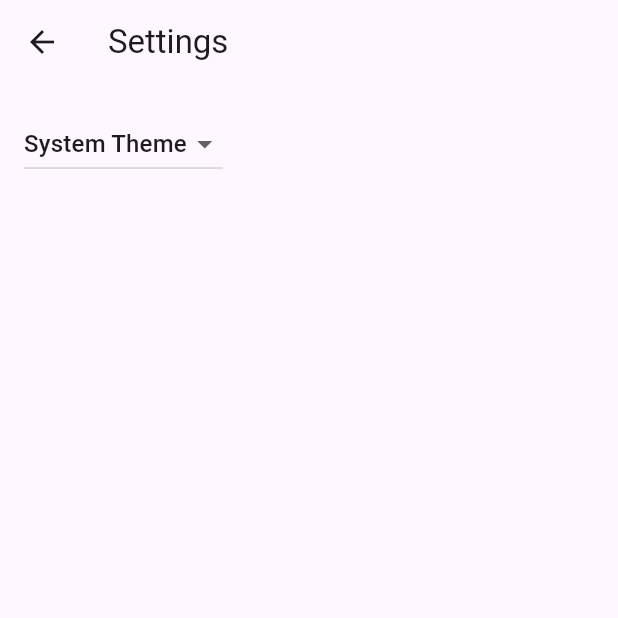
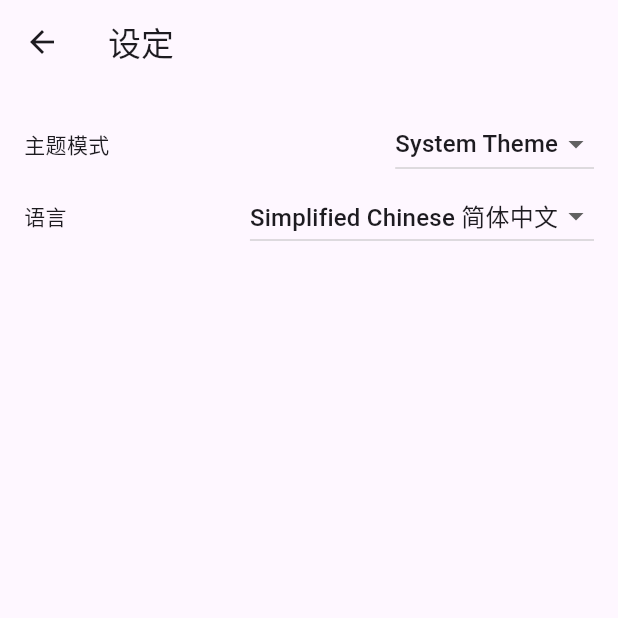
Before and after one commit to michaelchiew08/church-tool, a Flutter app: the screen it shows after launch, after a tap on the "settings" icon, on a phone screen of 412 x 824 dp, the top half of it. Run offline on Flutter 3.47's test engine with Material 3 defaults, Android fonts, the light colour scheme and no system bars; our stand-ins replace flutter_hooks, flutter_riverpod, hooks_riverpod, shared_preferences; missing offline and left inert: lpinyin; generated files the repository leaves out were written again.

Commit message:
Add chinese localization

```diff
--- a/lib/app/church_tool.dart
+++ b/lib/app/church_tool.dart
@@ -44,8 +44,10 @@ class ChurchTool extends ConsumerWidget {
             GlobalWidgetsLocalizations.delegate,
             GlobalCupertinoLocalizations.delegate,
           ],
+          locale: settingsController.locale,
           supportedLocales: const [
             Locale('en', ''), // English, no country code
+            Locale('zh', ''), // Chinese, no country code
           ],
 
           // Use AppLocalizations to configure the correct application title
@@ -77,9 +79,13 @@ class ChurchTool extends ConsumerWidget {
                   case SampleItemListView.routeName:
                     return const SampleItemListView();
                   case PinyinConverterScreen.routeName:
-                    return const PinyinConverterScreen();
+                    return PinyinConverterScreen(
+                      settingsController: settingsController,
+                    );
                   default:
-                    return const PinyinConverterScreen();
+                    return PinyinConverterScreen(
+                      settingsController: settingsController,
+                    );
                 }
               },
             );
--- a/lib/features/pinyin_converter/pinyin_converter_screen.dart
+++ b/lib/features/pinyin_converter/pinyin_converter_screen.dart
@@ -1,17 +1,23 @@
 import 'package:church_tool/features/pinyin_converter/pinyin_converter.dart';
 import 'package:church_tool/features/pinyin_converter/pinyin_converter_notifier.dart';
+import 'package:church_tool/settings/settings_controller.dart';
 // import 'package:church_tool/features/sample_feature/sample_item_list_view.dart';
 import 'package:church_tool/settings/settings_view.dart';
 import 'package:flutter/material.dart';
+import 'package:flutter_gen/gen_l10n/app_localizations.dart';
 import 'package:flutter_hooks/flutter_hooks.dart';
 // import 'package:flutter_riverpod/flutter_riverpod.dart';
 import 'package:hooks_riverpod/hooks_riverpod.dart';
 import 'package:url_launcher/url_launcher.dart';
 
 class PinyinConverterScreen extends HookConsumerWidget {
-  const PinyinConverterScreen({super.key});
+  const PinyinConverterScreen({
+    required this.settingsController,
+    super.key,
+  });
 
   static const routeName = '/';
+  final SettingsController settingsController;
 
   @override
   Widget build(BuildContext context, WidgetRef ref) {
@@ -22,7 +28,7 @@ class PinyinConverterScreen extends HookConsumerWidget {
 
     return Scaffold(
       appBar: AppBar(
-        title: const Text('Pinyin Converter'),
+        title: Text(AppLocalizations.of(context)!.homeTitle),
         actions: [
           // IconButton(
           //   icon: const Icon(Icons.list),
@@ -35,13 +41,16 @@ class PinyinConverterScreen extends HookConsumerWidget {
           // ),
           IconButton(
             icon: const Icon(Icons.settings),
+            tooltip: AppLocalizations.of(context)!.settingsTitle,
             onPressed: () {
               Navigator.restorablePushNamed(context, SettingsView.routeName);
             },
           ),
         ],
       ),
-      body: SingleChildScrollView(
+      body: Container(
+        padding: const EdgeInsets.all(32),
+        child: SingleChildScrollView(
           child: Column(
             crossAxisAlignment: CrossAxisAlignment.start,
             children: [
@@ -50,37 +59,43 @@ class PinyinConverterScreen extends HookConsumerWidget {
                 maxLines: 10,
                 keyboardType: TextInputType.multiline,
                 controller: newTextFieldArea,
-              decoration: const InputDecoration(
-                labelText: 'Enter your text here for convertion',
+                decoration: InputDecoration(
+                  labelText: AppLocalizations.of(context)!.converterTextField,
+                  labelStyle: const TextStyle(height: 0),
                 ),
               ),
-            Row(
+              const SizedBox(),
+              Container(
+                padding: const EdgeInsets.all(16),
+                child: Row(
                   mainAxisAlignment: MainAxisAlignment.center,
                   children: [
                     ElevatedButton(
                       onPressed: () {
                         notifier.convertText(newTextFieldArea.text);
-                    newTextFieldArea.clear();
                       },
-                  child: const Text(
-                    'Convert',
-                    style: TextStyle(fontSize: 24),
+                      child: Text(
+                        AppLocalizations.of(context)!.convertButton,
+                        style: const TextStyle(fontSize: 24),
                       ),
                     ),
+                    const SizedBox(width: 20),
                     ElevatedButton(
                       onPressed: () {
                         notifier.clearState();
                         newTextFieldArea.clear();
                       },
-                  child: const Text(
-                    'Clear',
-                    style: TextStyle(fontSize: 24),
+                      child: Text(
+                        AppLocalizations.of(context)!.clearButton,
+                        style: const TextStyle(fontSize: 24),
                       ),
                     ),
                   ],
                 ),
+              ),
               Text(state),
             ],
+          ),
         ),
       ),
       bottomSheet: Row(
@@ -90,16 +105,30 @@ class PinyinConverterScreen extends HookConsumerWidget {
             child: RichText(
               textAlign: TextAlign.center,
               text: TextSpan(
-                text: 'Made with love by ',
+                text: '',
                 style: Theme.of(context).textTheme.bodySmall,
-                children: const <InlineSpan>[
+                children: <InlineSpan>[
+                  if (settingsController.locale.languageCode == 'en')
                     WidgetSpan(
                       alignment: PlaceholderAlignment.baseline,
+                      baseline: TextBaseline.alphabetic,
+                      child:
+                          Text(AppLocalizations.of(context)!.madeWithLoveText),
+                    ),
+                  const WidgetSpan(
+                    alignment: PlaceholderAlignment.middle,
                     baseline: TextBaseline.alphabetic,
                     child: LinkButton(
                       urlLabel: 'Michael Chiew',
                       url: 'https://github.com/michaelchiew08',
                     ),
+                  ),
+                  if (settingsController.locale.languageCode == 'zh')
+                    WidgetSpan(
+                      alignment: PlaceholderAlignment.baseline,
+                      baseline: TextBaseline.alphabetic,
+                      child:
+                          Text(AppLocalizations.of(context)!.madeWithLoveText),
                     ),
                 ],
               ),
--- a/lib/features/sample_feature/sample_item_list_view.dart
+++ b/lib/features/sample_feature/sample_item_list_view.dart
@@ -1,6 +1,7 @@
 import 'package:church_tool/features/features.dart';
 import 'package:church_tool/settings/settings_view.dart';
 import 'package:flutter/material.dart';
+import 'package:flutter_gen/gen_l10n/app_localizations.dart';
 
 /// Displays a list of SampleItems.
 class SampleItemListView extends StatelessWidget {
@@ -26,6 +27,7 @@ class SampleItemListView extends StatelessWidget {
         actions: [
           IconButton(
             icon: const Icon(Icons.settings),
+            tooltip: AppLocalizations.of(context)!.settingsTitle,
             onPressed: () {
               // Navigate to the settings page. If the user leaves and returns
               // to the app after it has been killed while running in the
--- /dev/null
+++ b/lib/localization/app_zh.arb
@@ -0,0 +1,38 @@
+{
+  "appTitle": "教会工具",
+  "@appTitle": {
+    "description": "软件的标题"
+  },
+  "homeTitle": "中文拼音转换器",
+  "@homeTitle": {
+    "description": ""
+  },
+  "converterTextField": "请在这里输入文字再点击转换：",
+  "@converterTextField": {
+    "description": ""
+  },
+  "convertButton": "转换",
+  "@convertButton": {
+    "description": ""
+  },
+  "clearButton": "清除",
+  "@clearButton": {
+    "description": ""
+  },
+  "settingsTitle": "设定",
+  "@settingsTitle": {
+    "description": "设定板的标题"
+  },
+  "settingsThemeTitle": "主题模式",
+  "@settingsThemeTitle": {
+    "description": "设定板的主题模式标题"
+  },
+  "settingsLanguageTitle": "语言",
+  "@settingsLanguageTitle": {
+    "description": "设定板的语言标题"
+  },
+  "madeWithLoveText": " 的 ❤️ 制作",
+  "@madeWithLoveText": {
+    "description": ""
+  }
+}
--- a/lib/settings/settings_controller.dart
+++ b/lib/settings/settings_controller.dart
@@ -1,5 +1,6 @@
 import 'package:church_tool/settings/settings_service.dart';
 import 'package:flutter/material.dart';
+import 'package:flutter_gen/gen_l10n/app_localizations.dart';
 
 /// A class that many Widgets can interact with to read user settings, update
 /// user settings, or listen to user settings changes.
@@ -19,11 +20,19 @@ class SettingsController with ChangeNotifier {
   // Allow Widgets to read the user's preferred ThemeMode.
   ThemeMode get themeMode => _themeMode;
 
+  // Make Locale a private variable so it is not updated directly without
+  // also persisting the changes with the SettingsService.
+  late Locale _locale;
+
+  // Allow Widgets to read the user's preferred Locale.
+  Locale get locale => _locale;
+
   /// Load the user's settings from the SettingsService. It may load from a
   /// local database or the internet. The controller only knows it can load the
   /// settings from the service.
   Future<void> loadSettings() async {
     _themeMode = await _settingsService.themeMode();
+    _locale = await _settingsService.getLocaleData();
 
     // Important! Inform listeners a change has occurred.
     notifyListeners();
@@ -50,4 +59,26 @@ class SettingsController with ChangeNotifier {
     // SettingService.
     await _settingsService.updateThemeMode(newThemeMode);
   }
+
+  /// Update locale
+  Future<void> updateLocale(Locale? newLocale) async {
+    if (newLocale == null) {
+      return;
+    }
+
+    // Do not perform any work if new and old Locale are identical
+    if (newLocale == _locale) {
+      return;
+    }
+
+    if (!AppLocalizations.supportedLocales.contains(newLocale)) {
+      return;
+    }
+
+    _locale = newLocale;
+
+    notifyListeners();
+
+    await _settingsService.updateLocaleData(newLocale);
+  }
 }
--- a/lib/settings/settings_service.dart
+++ b/lib/settings/settings_service.dart
@@ -1,4 +1,5 @@
 import 'package:flutter/material.dart';
+import 'package:shared_preferences/shared_preferences.dart';
 
 /// A service that stores and retrieves user settings.
 ///
@@ -14,4 +15,21 @@ class SettingsService {
     // Use the shared_preferences package to persist settings locally or the
     // http package to persist settings over the network.
   }
+
+  /// Loads the User's locale
+  Future<Locale> getLocaleData() async {
+    final prefs = await SharedPreferences.getInstance();
+    final languageCode = prefs.getString('language_code');
+    if (languageCode == null) {
+      return const Locale('zh');
+    } else {
+      return Locale(languageCode);
+    }
+  }
+
+  /// Update locale in Shared Preferences
+  Future<void> updateLocaleData(Locale locale) async {
+    final prefs = await SharedPreferences.getInstance();
+    await prefs.setString('language_code', locale.languageCode);
+  }
 }
--- a/lib/settings/settings_view.dart
+++ b/lib/settings/settings_view.dart
@@ -1,5 +1,6 @@
 import 'package:church_tool/settings/settings_controller.dart';
 import 'package:flutter/material.dart';
+import 'package:flutter_gen/gen_l10n/app_localizations.dart';
 
 /// Displays the various settings that can be customized by the user.
 ///
@@ -16,7 +17,7 @@ class SettingsView extends StatelessWidget {
   Widget build(BuildContext context) {
     return Scaffold(
       appBar: AppBar(
-        title: const Text('Settings'),
+        title: Text(AppLocalizations.of(context)!.settingsTitle),
       ),
       body: Padding(
         padding: const EdgeInsets.all(16),
@@ -24,10 +25,18 @@ class SettingsView extends StatelessWidget {
         //
         // When a user selects a theme from the dropdown list, the
         // SettingsController is updated, which rebuilds the MaterialApp.
-        child: DropdownButton<ThemeMode>(
+        child: Column(
+          crossAxisAlignment: CrossAxisAlignment.start,
+          children: [
+            Row(
+              mainAxisAlignment: MainAxisAlignment.spaceBetween,
+              children: [
+                Text(AppLocalizations.of(context)!.settingsThemeTitle),
+                DropdownButton<ThemeMode>(
                   // Read the selected themeMode from the controller
                   value: controller.themeMode,
-          // Call the updateThemeMode method any time the user selects a theme.
+                  // Call the updateThemeMode method any time the user selects
+                  // a theme.
                   onChanged: controller.updateThemeMode,
                   items: const [
                     DropdownMenuItem(
@@ -44,6 +53,30 @@ class SettingsView extends StatelessWidget {
                     ),
                   ],
                 ),
+              ],
+            ),
+            Row(
+              mainAxisAlignment: MainAxisAlignment.spaceBetween,
+              children: [
+                Text(AppLocalizations.of(context)!.settingsLanguageTitle),
+                DropdownButton<Locale>(
+                  value: controller.locale,
+                  onChanged: controller.updateLocale,
+                  items: const [
+                    DropdownMenuItem(
+                      value: Locale('zh'),
+                      child: Text('Simplified Chinese 简体中文'),
+                    ),
+                    DropdownMenuItem(
+                      value: Locale('en'),
+                      child: Text('English'),
+                    ),
+                  ],
+                ),
+              ],
+            ),
+          ],
+        ),
       ),
     );
   }
```
Also changed, not shown: lib/localization/app_en.arb (+32 -0 lines). Lines whose indentation alone changed are shown as unchanged.
